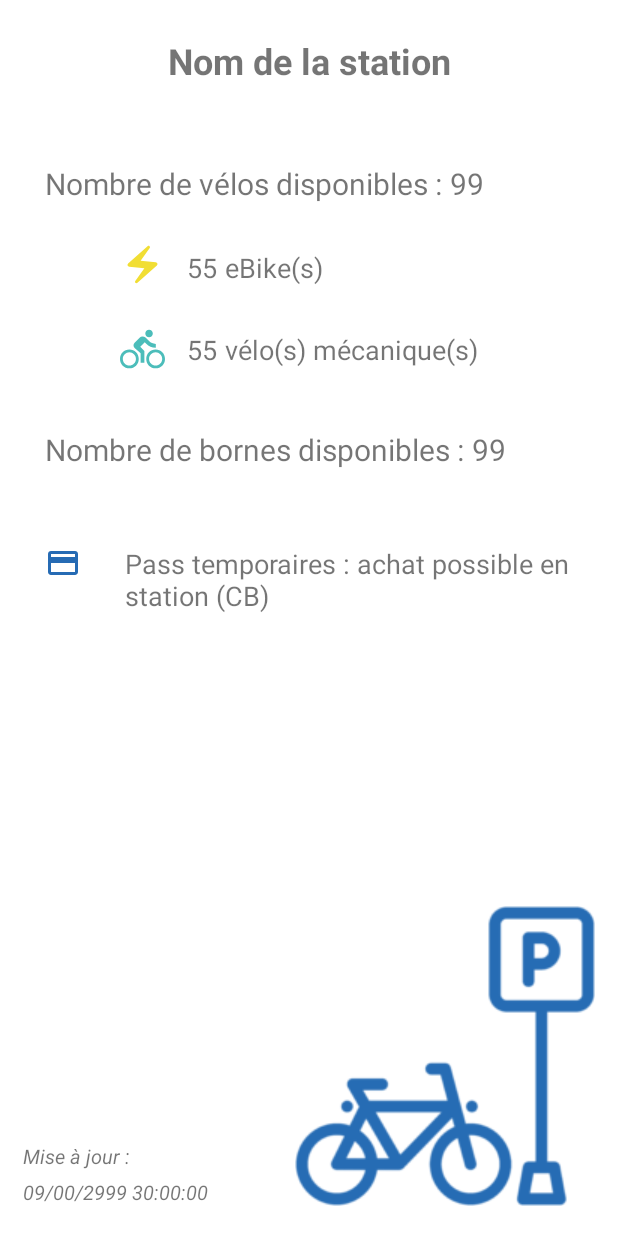
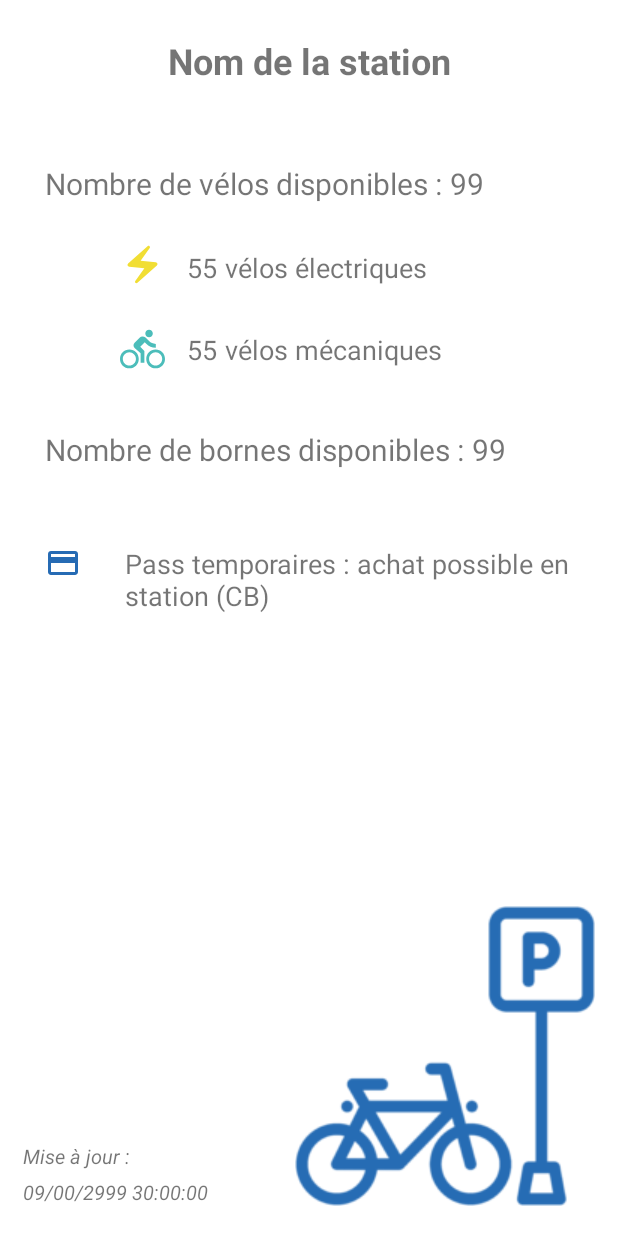
Before and after one commit to Ayman-Ramdane/velibAndroidApp, an Android app: the layout activity_details_station.xml on its own in the app's theme, with its tools: preview values and no code run, on a phone screen of 412 x 824 dp. Run offline under Robolectric (Android 15) with nearby library versions, the phone set to English and light mode, and no system bars; Roboto replaces fonts that are not available here.

Commit message:
Change on Details screen
layout-margin (land)
text

```diff
--- a/app/src/main/res/layout-land/activity_details_station.xml
+++ b/app/src/main/res/layout-land/activity_details_station.xml
@@ -27,7 +27,7 @@
             android:id="@+id/textView1"
             android:layout_width="wrap_content"
             android:layout_height="wrap_content"
-            android:layout_marginLeft="30dp"
+            android:layout_marginLeft="100dp"
             android:layout_marginTop="52dp"
             android:fontFamily="@font/convergence"
             android:text="@string/text_number_bikes_available"
@@ -70,12 +70,11 @@
             app:layout_constraintTop_toBottomOf="@+id/textView1"
             tools:text="55" />
 
-
         <TextView
             android:id="@+id/textView2"
             android:layout_width="wrap_content"
             android:layout_height="wrap_content"
-            android:layout_marginLeft="150dp"
+            android:layout_marginLeft="220dp"
             android:layout_marginTop="30dp"
             android:fontFamily="@font/convergence"
             android:text="@string/text_ebike"
@@ -110,7 +109,7 @@
             android:id="@+id/textView3"
             android:layout_width="wrap_content"
             android:layout_height="wrap_content"
-            android:layout_marginLeft="150dp"
+            android:layout_marginLeft="220dp"
             android:layout_marginTop="30dp"
             android:fontFamily="@font/convergence"
             android:text="@string/text_mechanical_bike"
@@ -122,8 +121,8 @@
             android:id="@+id/textView4"
             android:layout_width="wrap_content"
             android:layout_height="wrap_content"
-            android:layout_marginLeft="30dp"
-            android:layout_marginTop="150dp"
+            android:layout_marginLeft="100dp"
+            android:layout_marginTop="140dp"
             android:fontFamily="@font/convergence"
             android:text="@string/text_number_docks_available"
             android:textSize="20sp"
@@ -135,7 +134,7 @@
             android:layout_width="wrap_content"
             android:layout_height="wrap_content"
             android:layout_marginLeft="5dp"
-            android:layout_marginTop="150dp"
+            android:layout_marginTop="140dp"
             android:fontFamily="@font/convergence"
             android:textSize="20sp"
             app:layout_constraintStart_toEndOf="@+id/textView4"
@@ -146,7 +145,7 @@
             android:id="@+id/credit_card_image"
             android:layout_width="wrap_content"
             android:layout_height="wrap_content"
-            android:layout_marginLeft="30dp"
+            android:layout_marginLeft="100dp"
             android:layout_marginTop="50dp"
             android:contentDescription="@string/details_credit_card"
             android:src="@drawable/ic_baseline_credit_card"
@@ -172,35 +171,36 @@
             android:layout_height="wrap_content"
             android:layout_marginLeft="15dp"
             android:layout_marginTop="130dp"
-            android:layout_marginBottom="5dp"
+            android:layout_marginBottom="15dp"
             android:fontFamily="@font/convergence"
             android:text="@string/last_update_data"
             android:textSize="13sp"
             android:textStyle="italic"
             app:layout_constraintStart_toStartOf="parent"
-            app:layout_constraintTop_toBottomOf="@id/details_stations_docks_textview" />
+            app:layout_constraintTop_toBottomOf="@id/details_stations_docks_textview"
+            app:layout_constraintBottom_toBottomOf="parent"/>
 
         <TextView
             android:id="@+id/last_update_data_bike"
             android:layout_width="wrap_content"
             android:layout_height="wrap_content"
-            android:layout_marginLeft="15dp"
+            android:layout_marginLeft="5dp"
             android:layout_marginTop="5dp"
-            android:layout_marginBottom="20dp"
+            android:layout_marginBottom="15dp"
             android:fontFamily="@font/convergence"
             android:textSize="13sp"
             android:textStyle="italic"
             app:layout_constraintBottom_toBottomOf="parent"
-            app:layout_constraintStart_toStartOf="parent"
-            app:layout_constraintTop_toBottomOf="@id/textView5"
-            tools:text="09/00/2999 30:00:00" />
+            app:layout_constraintStart_toEndOf="@id/textView5"
+            tools:text="09/00/2999 30:00:00"
+            android:text="BLABLALBABA"/>
 
         <ImageView
             android:id="@+id/bicycle_parking_image"
             android:layout_width="wrap_content"
             android:layout_height="wrap_content"
             android:layout_marginEnd="15dp"
-            android:layout_marginBottom="20dp"
+            android:layout_marginBottom="15dp"
             android:contentDescription="@string/details_background_image"
             app:layout_constraintBottom_toBottomOf="parent"
             app:layout_constraintEnd_toEndOf="parent"
--- a/app/src/main/res/values/colors.xml
+++ b/app/src/main/res/values/colors.xml
@@ -7,7 +7,6 @@
     <color name="eBikeFilterCluster">#FF8F00</color>
     <color name="mechanicalBikeFilterCluster">#009688</color>
     <color name="dockFilterCluster">#9C27B0</color>
-
 
     <color name="button">#91D8F8</color>
     <color name="actionBarColor">#0F72E3</color>
--- a/app/src/main/res/values/strings.xml
+++ b/app/src/main/res/values/strings.xml
@@ -15,8 +15,8 @@
 
     <string name="text_number_bikes_available">Nombre de vélos disponibles : </string>
     <string name="text_number_docks_available">Nombre de bornes disponibles : </string>
-    <string name="text_ebike">eBike(s)</string>
-    <string name="text_mechanical_bike">vélo(s) mécanique(s)</string>
+    <string name="text_ebike">vélos électriques</string>
+    <string name="text_mechanical_bike">vélos mécaniques</string>
 
     <string name="credit_card_available_string">Pass temporaires : achat possible en station (CB)</string>
     <string name="last_update_data">Mise à jour :</string>
@@ -25,7 +25,7 @@
     <string name="details_background_image">Image de fond</string>
     <string name="details_credit_card">carte de crédit</string>
     <string name="details_mechanical_bike">vélo mécanique</string>
-    <string name="details_ebike">Vélo électrique</string>
+    <string name="details_ebike">vélo électrique</string>
     <string name="adapter_favorite_bike_number">Nombre de vélos :</string>
     <string name="adapter_favorite_dock_number">Nombre de bornes :</string>
 
```
